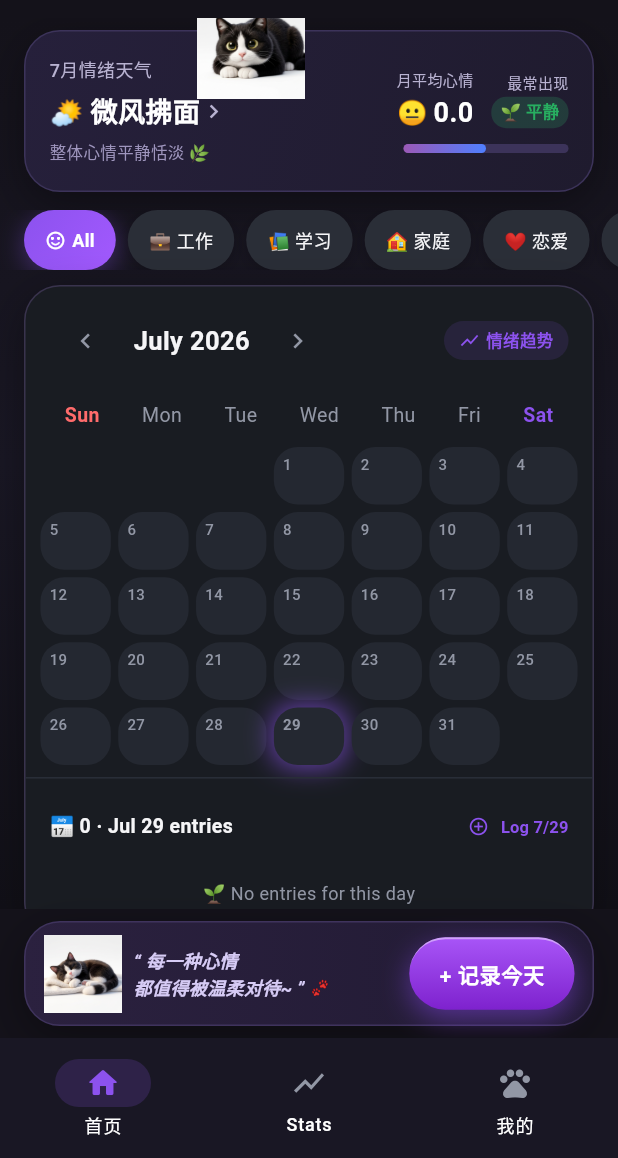
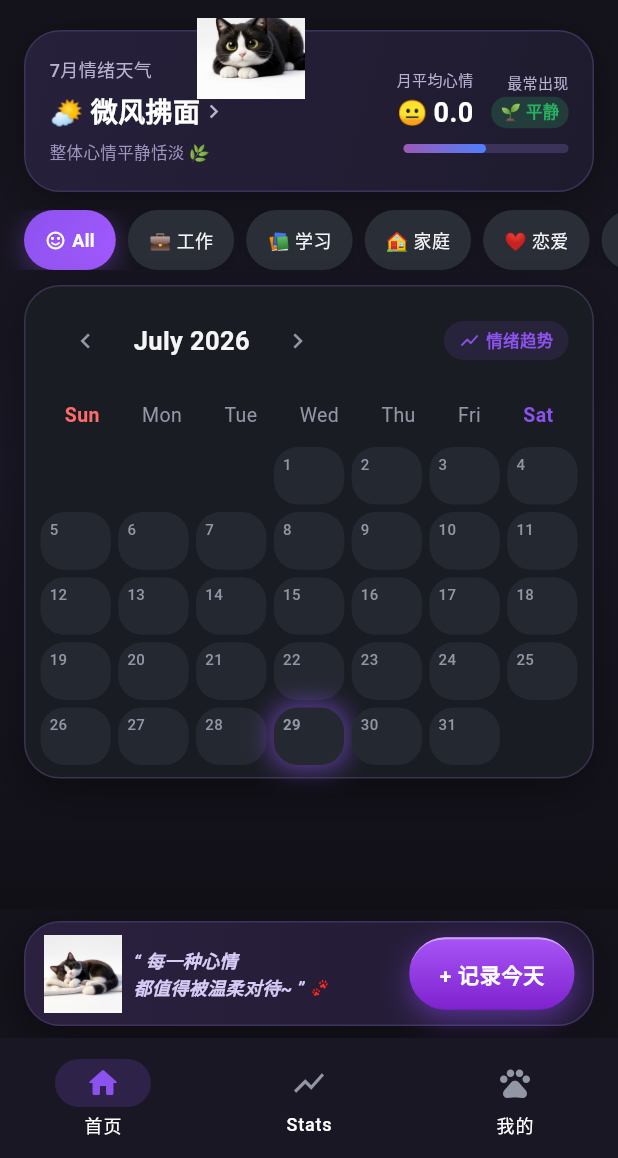
Before and after one commit to fenriarlab/MoodLight, a Flutter app: the screen it shows after launch, on a phone screen of 412 x 824 dp, the part 78-1236 px from its top. Run offline on Flutter 3.47's test engine with Material 3 defaults, Android fonts, the phone set to English and light mode, and no system bars; our stand-ins replace fl_chart, shared_preferences, sqflite; accounts and stored records are empty; generated files the repository leaves out were written again.

Commit message:
refactor: Remove redundant date details sub-header row and log button from calendar view

```diff
--- a/lib/features/diary/presentation/widgets/calendar_grid_view.dart
+++ b/lib/features/diary/presentation/widgets/calendar_grid_view.dart
@@ -317,46 +317,14 @@ class CalendarGridView extends StatelessWidget {
             ),
           ),
 
-          // 4. Selected Date Entries Detail List
+          // 4. Selected Date Entries Detail List (Only rendered if entries exist)
+          if (selectedDayDiaries.isNotEmpty)
             Container(
-            padding: const EdgeInsets.symmetric(horizontal: 16, vertical: 8),
+              padding: const EdgeInsets.all(12),
               decoration: BoxDecoration(
                 border: Border(top: BorderSide(color: tc.divider)),
               ),
               child: Column(
-              crossAxisAlignment: CrossAxisAlignment.start,
-              children: [
-                Row(
-                  mainAxisAlignment: MainAxisAlignment.spaceBetween,
-                  children: [
-                    Text(
-                      l10n?.dateDetailsHeader(DateFormat(dayDateFormat).format(selectedDate), selectedDayDiaries.length) ??
-                          "📅 ${DateFormat(dayDateFormat).format(selectedDate)} • 共 ${selectedDayDiaries.length} 篇心情",
-                      style: TextStyle(fontWeight: FontWeight.bold, fontSize: 13, color: tc.textPrimary),
-                    ),
-                    TextButton.icon(
-                      style: TextButton.styleFrom(padding: EdgeInsets.zero),
-                      onPressed: () => onRetroactiveRecord(selectedDate),
-                      icon: const Icon(Icons.add_circle_outline, size: 14, color: Color(0xFF8C52EE)),
-                      label: Text(
-                        l10n?.retroactiveButton("${selectedDate.month}/${selectedDate.day}") ?? "补记 ${selectedDate.month}/${selectedDate.day}",
-                        style: const TextStyle(color: Color(0xFF8C52EE), fontSize: 11, fontWeight: FontWeight.bold),
-                      ),
-                    ),
-                  ],
-                ),
-                if (selectedDayDiaries.isEmpty)
-                  Padding(
-                    padding: const EdgeInsets.symmetric(vertical: 12),
-                    child: Center(
-                      child: Text(
-                        l10n?.noEntriesForDate ?? '🌱 该天尚无心情记录',
-                        style: TextStyle(color: tc.textSecondary, fontSize: 12),
-                      ),
-                    ),
-                  )
-                else
-                  Column(
                 children: selectedDayDiaries
                     .map((diary) => DiaryCard(
                           item: diary,
@@ -364,8 +332,6 @@ class CalendarGridView extends StatelessWidget {
                         ))
                     .toList(),
               ),
-              ],
-            ),
             ),
         ],
       ),
```
Lines whose indentation alone changed are shown as unchanged.
